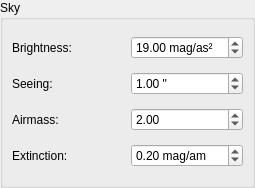
The window that goetc/qt/widgetsky.ui (thusser/goetc) describes before a commit, drawn with Qt 5.
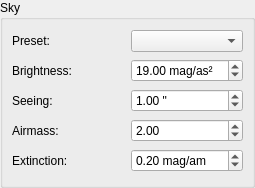
The same window after the commit.

Commit message:
Add sky presets for Göttingen, Sutherland (SAAO) and McDonald
New sky preset category (data/sky/*.yaml) with typical V-band sky
brightness, seeing, airmass and extinction for the IAG home site
(Göttingen, urban), Sutherland SAAO (dark, ~1.2" seeing) and McDonald
Observatory (dark, ~1.8"). Sky gained an optional name field so payloads
and presets carry the site name.

- GUI: preset combo in the sky widget, defaults to Göttingen
- Web: /config lists skies, new /sky/<name> endpoint, /snr accepts the
  name; frontend gets a site dropdown that fills the sky values

What changed in the file:
```diff
--- a/goetc/qt/widgetsky.ui
+++ b/goetc/qt/widgetsky.ui
@@ -36,13 +36,23 @@
      </property>
      <layout class="QGridLayout" name="gridLayout">
       <item row="0" column="0">
+       <widget class="QLabel" name="label_27">
+        <property name="text">
+         <string>Preset:</string>
+        </property>
+       </widget>
+      </item>
+      <item row="0" column="1">
+       <widget class="QComboBox" name="comboPreset"/>
+      </item>
+      <item row="1" column="0">
        <widget class="QLabel" name="label_23">
         <property name="text">
          <string>Brightness:</string>
         </property>
        </widget>
       </item>
-      <item row="0" column="1">
+      <item row="1" column="1">
        <widget class="QDoubleSpinBox" name="spinBrightness">
         <property name="suffix">
          <string> mag/as²</string>
@@ -52,14 +62,14 @@
         </property>
        </widget>
       </item>
-      <item row="1" column="0">
+      <item row="2" column="0">
        <widget class="QLabel" name="label_24">
         <property name="text">
          <string>Seeing:</string>
         </property>
        </widget>
       </item>
-      <item row="1" column="1">
+      <item row="2" column="1">
        <widget class="QDoubleSpinBox" name="spinSeeing">
         <property name="suffix">
          <string> &quot;</string>
@@ -72,28 +82,28 @@
         </property>
        </widget>
       </item>
-      <item row="2" column="0">
+      <item row="3" column="0">
        <widget class="QLabel" name="label_25">
         <property name="text">
          <string>Airmass:</string>
         </property>
        </widget>
       </item>
-      <item row="2" column="1">
+      <item row="3" column="1">
        <widget class="QDoubleSpinBox" name="spinAirmass">
         <property name="value">
          <double>2.000000000000000</double>
         </property>
        </widget>
       </item>
-      <item row="3" column="0">
+      <item row="4" column="0">
        <widget class="QLabel" name="label_26">
         <property name="text">
          <string>Extinction:</string>
         </property>
        </widget>
       </item>
-      <item row="3" column="1">
+      <item row="4" column="1">
        <widget class="QDoubleSpinBox" name="spinExtinction">
         <property name="suffix">
          <string> mag/am</string>
```
The commit also changes 11 other files.
